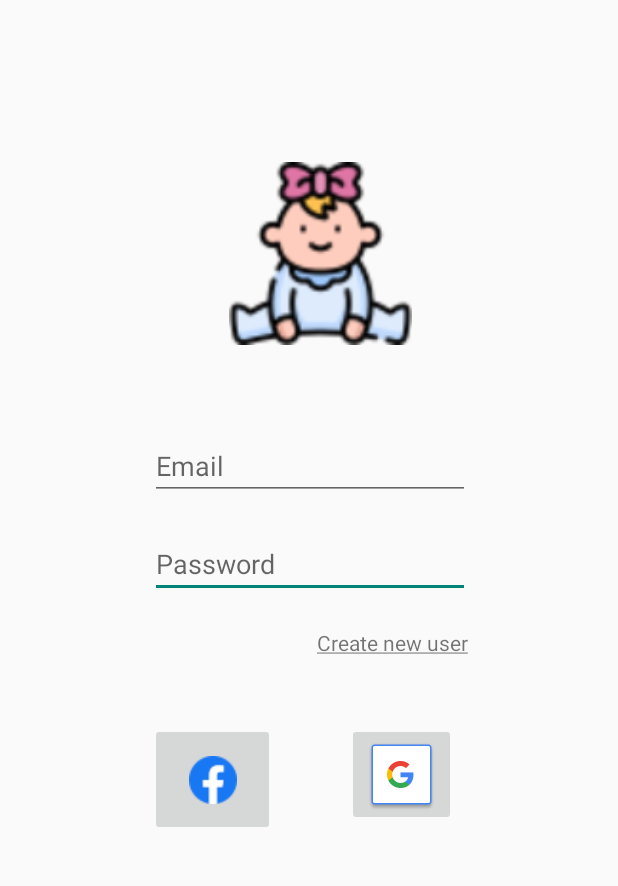
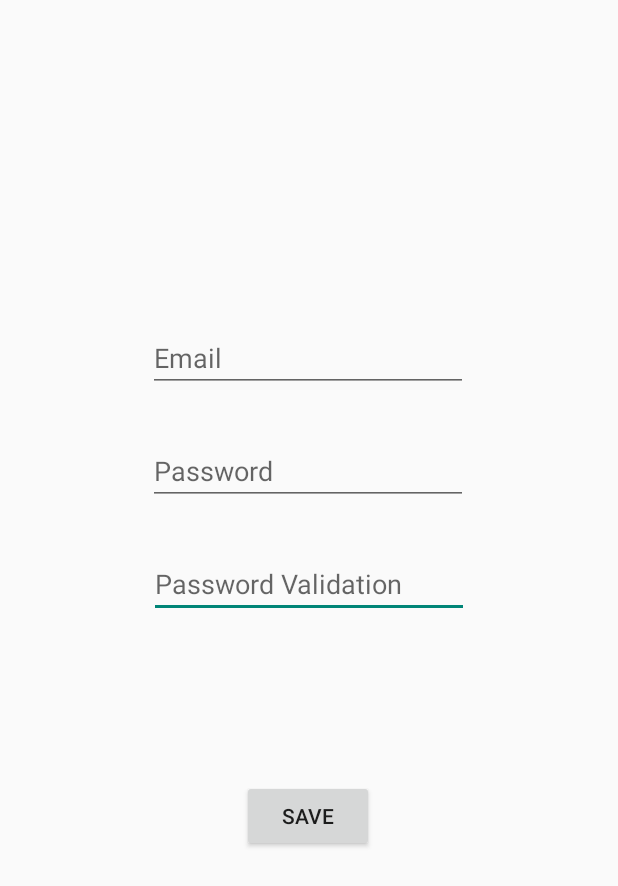
Before and after one commit to KatGkar/BabyLand, an Android app: the screen it shows after launch (LoginRegister before the commit, RegisterUsernamePasswordActivity after it), after a tap on "Create new user", on a phone screen of 412 x 824 dp. Shown: the top 886 px of the screen. Run offline under Robolectric (Android 15) with nearby library versions, the phone set to English and light mode, and no system bars; our stand-ins replace Firebase (no records; nobody signed in at launch, a user with empty details on screens opened directly), Picasso; libraries missing offline, so code that uses them is left out: com.facebook, com.facebook.login; pictures from the network do not load; 2 statements that could not run were skipped.

Commit message:
creating main screen

```diff
--- a/app/src/main/java/com/example/babyland/LoginRegister.java
+++ b/app/src/main/java/com/example/babyland/LoginRegister.java
@@ -218,6 +218,13 @@ public class LoginRegister extends AppCompatActivity { //implements GoogleApiCli
     }
 
 
+    public void createUser(View view){
+        Intent intent = new Intent(this, RegisterUsernamePasswordActivity.class);
+        startActivity(intent);
+    }
+
+
+
     //runnable to check if user has stopped writing
     private Runnable inputFinish = new Runnable() {
         @Override
--- /dev/null
+++ b/app/src/main/java/com/example/babyland/RegisterUsernamePasswordActivity.java
@@ -0,0 +1,57 @@
+package com.example.babyland;
+
+import static androidx.constraintlayout.helper.widget.MotionEffect.TAG;
+
+import androidx.annotation.NonNull;
+import androidx.appcompat.app.AppCompatActivity;
+
+import android.os.Bundle;
+import android.util.Log;
+import android.widget.EditText;
+
+import com.google.android.gms.tasks.OnCompleteListener;
+import com.google.android.gms.tasks.Task;
+import com.google.firebase.auth.ActionCodeSettings;
+import com.google.firebase.auth.FirebaseAuth;
+
+public class RegisterUsernamePasswordActivity extends AppCompatActivity {
+
+    EditText email, password, passwordValid;
+
+    @Override
+    protected void onCreate(Bundle savedInstanceState) {
+        super.onCreate(savedInstanceState);
+        setContentView(R.layout.activity_register_username_password);
+
+        //getting views
+        email  = findViewById(R.id.emailTextView);
+        password = findViewById(R.id.passwordTextView);
+        passwordValid = findViewById(R.id.passwordValidTextView);
+
+        ActionCodeSettings actionCodeSettings =
+                ActionCodeSettings.newBuilder()
+                        // URL you want to redirect back to. The domain (www.example.com) for this
+                        // URL must be whitelisted in the Firebase Console.
+                        .setUrl("https://www.example.com/finishSignUp?cartId=1234")
+                        // This must be true
+                        .setHandleCodeInApp(true)
+                        .setIOSBundleId("com.example.ios")
+                        .setAndroidPackageName(
+                                "com.example.android",
+                                true, /* installIfNotAvailable */
+                                "12"    /* minimumVersion */)
+                        .build();
+
+
+        FirebaseAuth auth = FirebaseAuth.getInstance();
+        auth.sendSignInLinkToEmail(email.getText().toString(), actionCodeSettings)
+                .addOnCompleteListener(new OnCompleteListener<Void>() {
+                    @Override
+                    public void onComplete(@NonNull Task<Void> task) {
+                        if (task.isSuccessful()) {
+                            Log.d(TAG, "Email sent.");
+                        }
+                    }
+                });
+    }
+}
--- a/app/src/main/java/com/example/babyland/recyclerAdapter.java
+++ b/app/src/main/java/com/example/babyland/recyclerAdapter.java
@@ -1,12 +1,15 @@
 package com.example.babyland;
 
+import android.app.Activity;
 import android.view.LayoutInflater;
 import android.view.View;
 import android.view.ViewGroup;
 import android.widget.CompoundButton;
 import android.widget.EditText;
+import android.widget.ImageView;
 import android.widget.RadioButton;
 import android.widget.RadioGroup;
+import android.widget.RelativeLayout;
 import android.widget.Switch;
 import android.widget.TextView;
 
@@ -14,6 +17,8 @@ import androidx.annotation.NonNull;
 import androidx.cardview.widget.CardView;
 import androidx.constraintlayout.widget.ConstraintLayout;
 import androidx.recyclerview.widget.RecyclerView;
+
+import com.squareup.picasso.Picasso;
 
 import org.w3c.dom.Text;
 
--- /dev/null
+++ b/app/src/main/res/layout/activity_register_username_password.xml
@@ -0,0 +1,57 @@
+<?xml version="1.0" encoding="utf-8"?>
+<androidx.constraintlayout.widget.ConstraintLayout xmlns:android="http://schemas.android.com/apk/res/android"
+    xmlns:app="http://schemas.android.com/apk/res-auto"
+    xmlns:tools="http://schemas.android.com/tools"
+    android:layout_width="match_parent"
+    android:layout_height="match_parent"
+    tools:context=".RegisterUsernamePasswordActivity">
+
+    <EditText
+        android:id="@+id/passwordValidTextView"
+        android:layout_width="wrap_content"
+        android:layout_height="wrap_content"
+        android:layout_marginTop="30dp"
+        android:ems="10"
+        android:hint="Password Validation"
+        android:inputType="textPassword"
+        app:layout_constraintEnd_toEndOf="parent"
+        app:layout_constraintStart_toStartOf="parent"
+        app:layout_constraintTop_toBottomOf="@+id/passwordTextView" />
+
+    <EditText
+        android:id="@+id/passwordTextView"
+        android:layout_width="wrap_content"
+        android:layout_height="wrap_content"
+        android:layout_marginTop="30dp"
+        android:ems="10"
+        android:hint="Password"
+        android:inputType="textPassword"
+        app:layout_constraintEnd_toEndOf="parent"
+        app:layout_constraintHorizontal_bias="0.497"
+        app:layout_constraintStart_toStartOf="parent"
+        app:layout_constraintTop_toBottomOf="@+id/emailTextView" />
+
+    <EditText
+        android:id="@+id/emailTextView"
+        android:layout_width="wrap_content"
+        android:layout_height="wrap_content"
+        android:layout_marginTop="216dp"
+        android:ems="10"
+        android:hint="Email"
+        android:inputType="textEmailAddress"
+        app:layout_constraintEnd_toEndOf="parent"
+        app:layout_constraintHorizontal_bias="0.497"
+        app:layout_constraintStart_toStartOf="parent"
+        app:layout_constraintTop_toTopOf="parent" />
+
+    <Button
+        android:id="@+id/button2"
+        android:layout_width="wrap_content"
+        android:layout_height="wrap_content"
+        android:layout_marginTop="108dp"
+        android:text="Save"
+        app:layout_constraintEnd_toEndOf="parent"
+        app:layout_constraintHorizontal_bias="0.498"
+        app:layout_constraintStart_toStartOf="parent"
+        app:layout_constraintTop_toBottomOf="@+id/passwordValidTextView" />
+</androidx.constraintlayout.widget.ConstraintLayout>
```
Also changed, not shown: app/src/main/AndroidManifest.xml (+8 -2 lines), app/src/main/java/com/example/babyland/Baby.java (+22 -7 lines), app/src/main/java/com/example/babyland/MainScreen.java (+26 -23 lines), app/src/main/res/layout/activity_main_screen.xml (+17 -34 lines).
